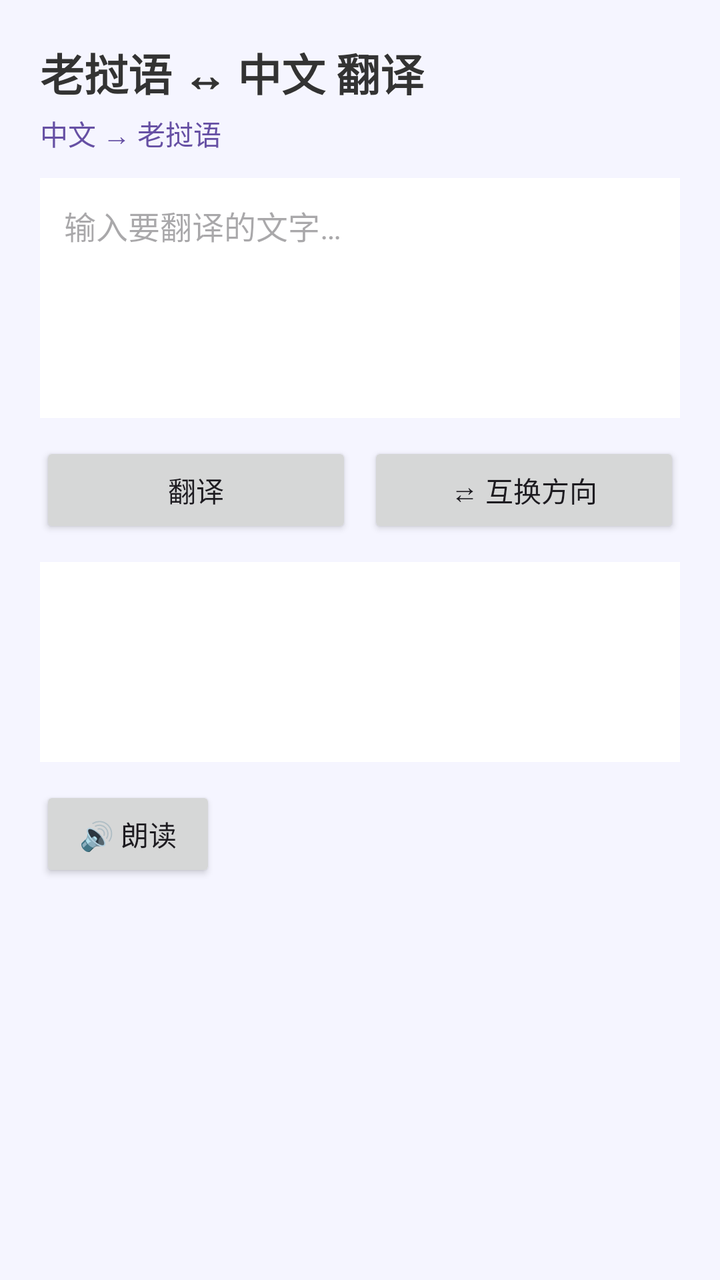
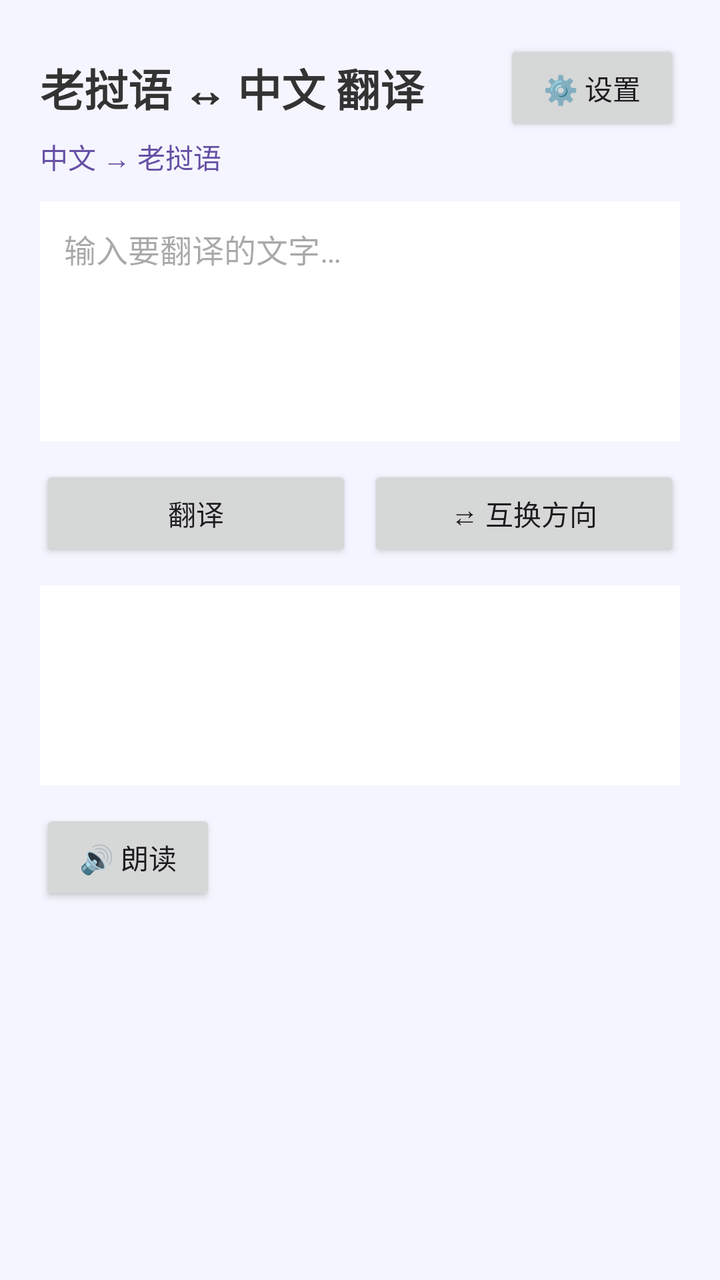

Before-and-after screenshots of an Android layout around one commit, followed by the original layout XML and the change that was made.
<!-- AndroidManifest.xml: application theme Theme.LaoTran -->
<!-- res/layout/activity_main.xml -->
<?xml version="1.0" encoding="utf-8"?>
<LinearLayout xmlns:android="http://schemas.android.com/apk/res/android"
    android:layout_width="match_parent"
    android:layout_height="match_parent"
    android:orientation="vertical"
    android:padding="20dp"
    android:background="#F5F5FF">

    <TextView
        android:layout_width="wrap_content"
        android:layout_height="wrap_content"
        android:text="老挝语 ↔ 中文 翻译"
        android:textSize="22sp"
        android:textStyle="bold"
        android:textColor="#333333"
        android:layout_marginBottom="4dp"/>

    <TextView
        android:id="@+id/dirLabel"
        android:layout_width="wrap_content"
        android:layout_height="wrap_content"
        android:text="中文 → 老挝语"
        android:textSize="14sp"
        android:textColor="#6650a4"
        android:layout_marginBottom="12dp"/>

    <EditText
        android:id="@+id/inputText"
        android:layout_width="match_parent"
        android:layout_height="wrap_content"
        android:minHeight="120dp"
        android:gravity="top|start"
        android:background="#FFFFFF"
        android:padding="12dp"
        android:hint="输入要翻译的文字…"
        android:inputType="textMultiLine"
        android:minLines="4"
        android:textSize="16sp"/>

    <LinearLayout
        android:layout_width="match_parent"
        android:layout_height="wrap_content"
        android:orientation="horizontal"
        android:layout_marginTop="12dp">

        <Button
            android:id="@+id/translateBtn"
            android:layout_width="0dp"
            android:layout_height="wrap_content"
            android:layout_weight="1"
            android:text="翻译"
            android:layout_marginEnd="8dp"/>

        <Button
            android:id="@+id/swapBtn"
            android:layout_width="0dp"
            android:layout_height="wrap_content"
            android:layout_weight="1"
            android:text="⇄ 互换方向"/>
    </LinearLayout>

    <TextView
        android:id="@+id/resultText"
        android:layout_width="match_parent"
        android:layout_height="wrap_content"
        android:minHeight="100dp"
        android:gravity="top|start"
        android:background="#FFFFFF"
        android:padding="12dp"
        android:textSize="18sp"
        android:textColor="#222222"
        android:text=""
        android:layout_marginTop="12dp"/>

    <Button
        android:id="@+id/speakBtn"
        android:layout_width="wrap_content"
        android:layout_height="wrap_content"
        android:text="🔊 朗读"
        android:layout_marginTop="12dp"/>

    <TextView
        android:id="@+id/statusText"
        android:layout_width="match_parent"
        android:layout_height="wrap_content"
        android:textSize="12sp"
        android:textColor="#888888"
        android:layout_marginTop="8dp"/>
</LinearLayout>
<!-- resources referenced by this layout -->
<resources>
  <style name="Theme.LaoTran" parent="Theme.Material3.DayNight.NoActionBar">
          <item name="colorPrimary">@color/purple_500</item>
          <item name="colorSecondary">@color/purple_200</item>
      </style>
  <color name="purple_500">#6650a4</color>
  <color name="purple_200">#bbb1e0</color>
</resources>

<!-- the commit's change to res/layout/activity_main.xml (unified diff, before → after) -->
@@ -6,14 +6,27 @@
     android:padding="20dp"
     android:background="#F5F5FF">
 
-    <TextView
-        android:layout_width="wrap_content"
+    <LinearLayout
+        android:layout_width="match_parent"
         android:layout_height="wrap_content"
-        android:text="老挝语 ↔ 中文 翻译"
-        android:textSize="22sp"
-        android:textStyle="bold"
-        android:textColor="#333333"
-        android:layout_marginBottom="4dp"/>
+        android:orientation="horizontal"
+        android:gravity="center_vertical">
+
+        <TextView
+            android:layout_width="0dp"
+            android:layout_height="wrap_content"
+            android:layout_weight="1"
+            android:text="老挝语 ↔ 中文 翻译"
+            android:textSize="22sp"
+            android:textStyle="bold"
+            android:textColor="#333333"/>
+
+        <Button
+            android:id="@+id/settingsBtn"
+            android:layout_width="wrap_content"
+            android:layout_height="wrap_content"
+            android:text="⚙️ 设置"/>
+    </LinearLayout>
 
     <TextView
         android:id="@+id/dirLabel"
@@ -86,4 +99,5 @@
         android:textSize="12sp"
         android:textColor="#888888"
         android:layout_marginTop="8dp"/>
+
 </LinearLayout>
